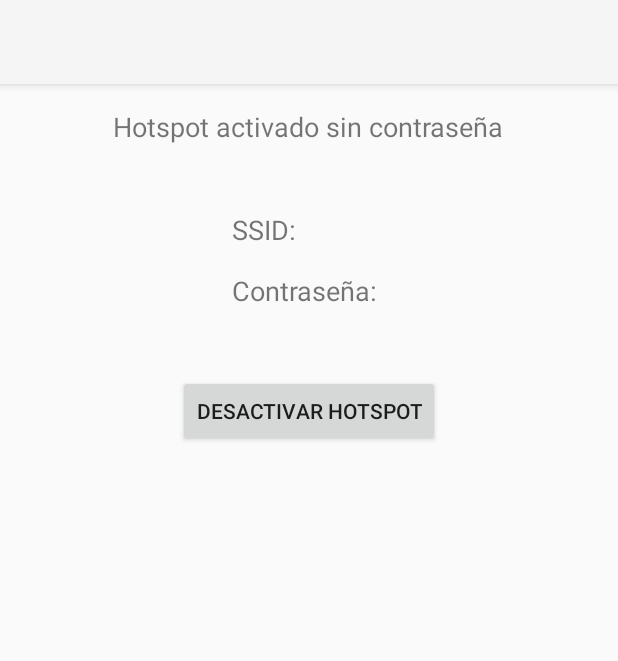
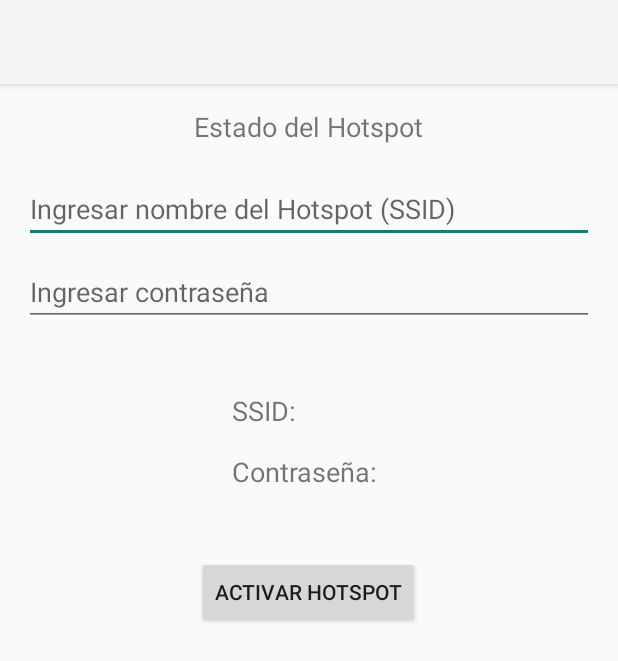
Before and after one commit to EvelynKovacs/DS-AutoAlert, an Android app: the screen it shows after launch (MainActivity), after a tap on "ACTIVAR HOTSPOT", on a phone screen of 412 x 824 dp. Shown: the top 661 px of the screen. Run offline under Robolectric (Android 15) with nearby library versions, the phone set to English and light mode, and no system bars.

Commit message:
Se muestra nombre y contraseña de la 'red'. Corregir.

```diff
--- a/app/src/main/java/com/example/autoalert/view/activities/MainActivity.java
+++ b/app/src/main/java/com/example/autoalert/view/activities/MainActivity.java
@@ -8,6 +8,7 @@ import android.os.Bundle;
 import android.provider.Settings;
 import android.util.Log;
 import android.widget.Button;
+import android.widget.EditText;
 import android.widget.TextView;
 import android.widget.Toast;
 
@@ -28,6 +29,8 @@ public class MainActivity extends AppCompatActivity implements WifiHotspot.Hotsp
     private boolean isHotspotActive = false;
     private TextView ssidTextView;
     private TextView passwordTextView;
+    private EditText ssidEditText;
+    private EditText passwordEditText;
 
 
     @Override
@@ -37,6 +40,8 @@ public class MainActivity extends AppCompatActivity implements WifiHotspot.Hotsp
 
         ssidTextView = findViewById(R.id.ssidTextView);
         passwordTextView = findViewById(R.id.passwordTextView);
+        ssidEditText = findViewById(R.id.ssidEditText);
+        passwordEditText = findViewById(R.id.passwordEditText);
 
         // Inicializar el administrador del hotspot
         hotspotManager = new WifiHotspot(this, this);
@@ -48,13 +53,26 @@ public class MainActivity extends AppCompatActivity implements WifiHotspot.Hotsp
         // Verificar y solicitar permisos necesarios
         checkPermissions();
 
-        // Configurar el botón para activar/desactivar el hotspot
-        toggleHotspotButton.setOnClickListener(v -> toggleHotspot());
+
+        // Configuramos el botón para activar el hotspot
+        toggleHotspotButton.setOnClickListener(view -> {
+            String ssid = ssidEditText.getText().toString().trim();
+            String password = passwordEditText.getText().toString().trim();
+            // Validar que el usuario haya ingresado el SSID y la contraseña
+            if (ssid.isEmpty() || password.isEmpty()) {
+                Toast.makeText(MainActivity.this, "Ingrese un SSID y una contraseña", Toast.LENGTH_SHORT).show();
+                return;
+            }
+            if (!ssid.isEmpty() && !password.isEmpty()) {
+                // Activar el Hotspot con el SSID y la contraseña ingresados por el usuario
+                toggleHotspot(ssid, password);
+            }
+        });
     }
 
     // Método para alternar el estado del Hotspot
-    private void toggleHotspot() {
-        boolean success = hotspotManager.setWifiApEnabled(!isHotspotActive);
+    private void toggleHotspot(String ssid, String password) {
+        boolean success = hotspotManager.setWifiApEnabled(ssid, password, !isHotspotActive);
 
         if (success) {
             isHotspotActive = !isHotspotActive; // Cambiar el estado
@@ -106,7 +124,7 @@ public class MainActivity extends AppCompatActivity implements WifiHotspot.Hotsp
         if (requestCode == LOCATION_PERMISSION_REQUEST_CODE) {
             if (grantResults.length > 0 && grantResults[0] == PackageManager.PERMISSION_GRANTED) {
                 // Permisos concedidos, puedes iniciar el hotspot
-                toggleHotspot();
+                Log.e("PermissionSuccesfull", "Permiso de ubicación habilitados. Se puede iniciar el hotspot.");
             } else {
                 // Permisos no concedidos, manejar el caso según tu lógica
                 Log.e("PermissionError", "Permiso de ubicación denegado. No se puede iniciar el hotspot.");
--- a/app/src/main/res/layout/activity_main.xml
+++ b/app/src/main/res/layout/activity_main.xml
@@ -13,12 +13,32 @@
         android:layout_centerHorizontal="true"
         android:layout_marginBottom="20dp" />
 
-    <!-- LinearLayout con SSID y contraseña -->
+    <!-- EditText para ingresar el SSID -->
+    <EditText
+        android:id="@+id/ssidEditText"
+        android:layout_width="match_parent"
+        android:layout_height="wrap_content"
+        android:hint="Ingresar nombre del Hotspot (SSID)"
+        android:inputType="text"
+        android:layout_below="@id/statusTextView"
+        android:layout_marginBottom="10dp" />
+
+    <!-- EditText para ingresar la contraseña -->
+    <EditText
+        android:id="@+id/passwordEditText"
+        android:layout_width="match_parent"
+        android:layout_height="wrap_content"
+        android:hint="Ingresar contraseña"
+        android:inputType="textPassword"
+        android:layout_below="@id/ssidEditText"
+        android:layout_marginBottom="20dp" />
+
+    <!-- LinearLayout para mostrar SSID y contraseña cuando el hotspot se activa -->
     <LinearLayout
         android:id="@+id/infoLayout"
         android:layout_width="wrap_content"
         android:layout_height="wrap_content"
-        android:layout_below="@id/statusTextView"
+        android:layout_below="@id/passwordEditText"
         android:orientation="vertical"
         android:padding="16dp"
         android:layout_centerHorizontal="true">
```
Also changed, not shown: app/src/main/java/com/example/autoalert/view/activities/WifiHotspot.java (+26 -13 lines).
